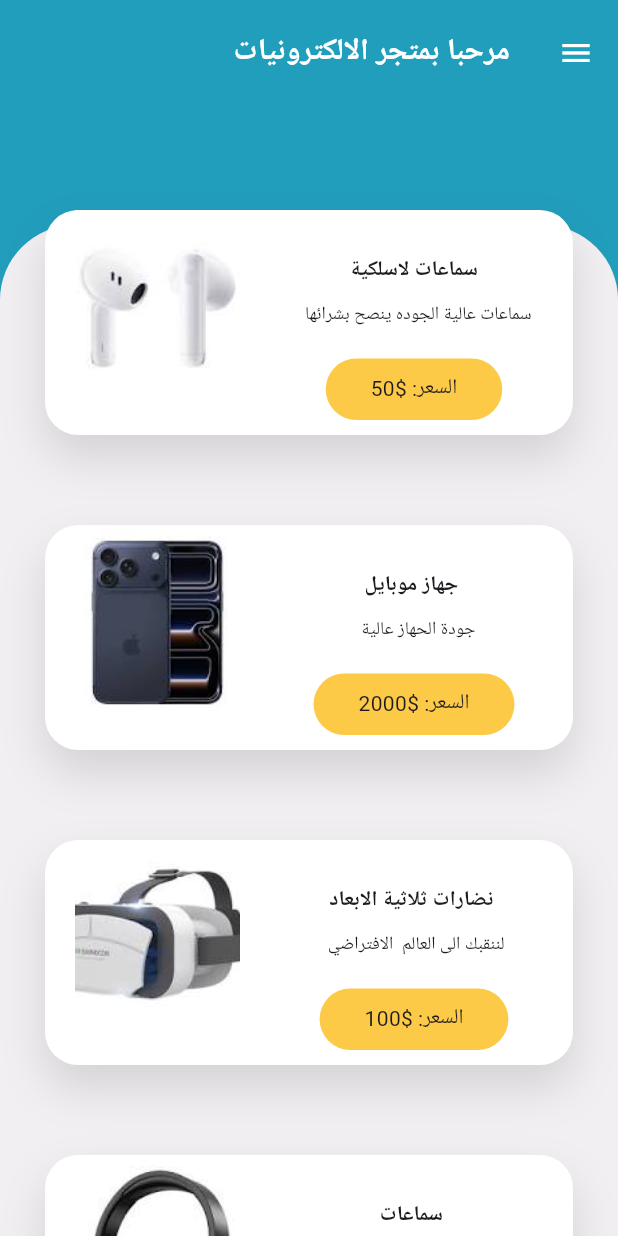
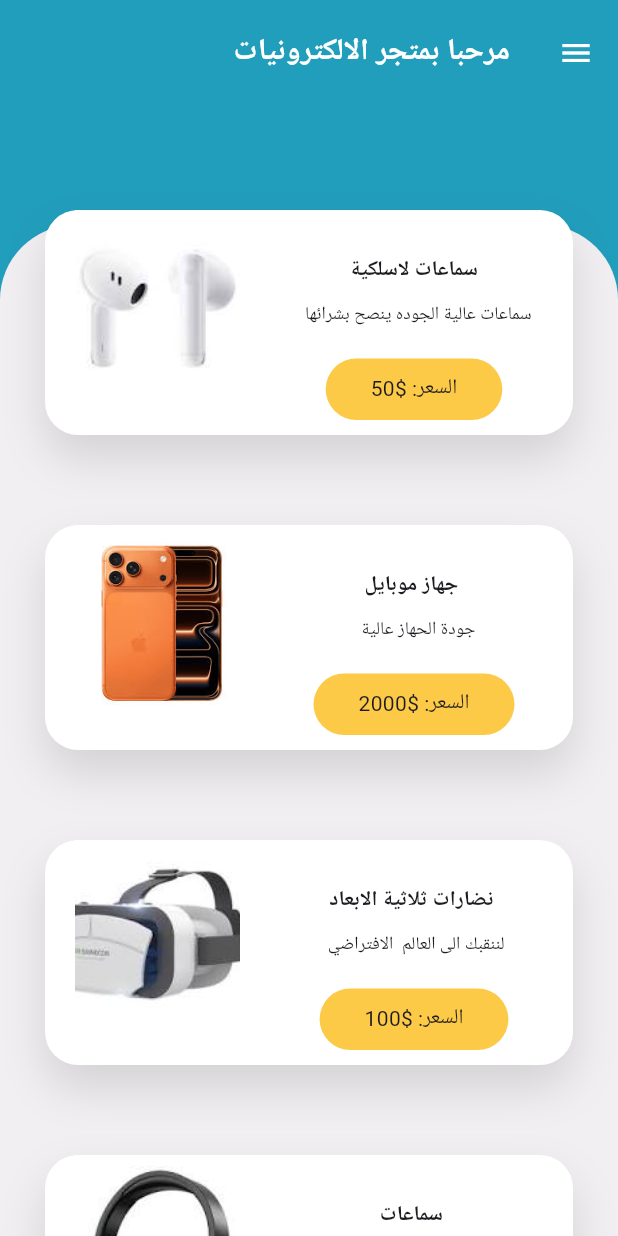
Before and after one commit to aimennajib/Electrical-store-project, a Flutter app: the HomeScreen screen opened directly, on a phone screen of 412 x 824 dp. Run offline on Flutter 3.47's test engine with Material 3 defaults, Android fonts, the phone set to English and light mode, and no system bars; our stand-ins replace google_fonts; Roboto replaces fonts that are missing (Tajawal).

Commit message:
add icon

```diff
--- a/lib/product_list/product.dart
+++ b/lib/product_list/product.dart
@@ -31,7 +31,7 @@ List<Product> product = [
     subTitle: 'جودة الحهاز عالية  ',
     description:
         'عيش تجربة لا مثيل لها مع أحدث إصدار من أجهزة iPhone الذي يجمع بين التصميم الفاخر والأداء القوي والتكنولوجيا المتقدمة. يأتي هذا الهاتف بهيكل أنيق مصنوع من مواد عالية الجودة تمنحه مظهراً فخماً وشعوراً مميزاً عند الاستخدام. تم تصميمه بعناية ليكون نحيفاً، خفيف الوزن، وسهل الحمل في اليد، مع شاشة مذهلة تمتد من الحافة إلى الحافة لتمنحك ألواناً واقعية وتفاصيل غنية تجعل كل تجربة مشاهدة ممتعة سواء كنت تشاهد فيديوهات، تتصفح الإنترنت، أو تلعب الألعاب.',
-    image: 'assets/images/ph.jpg',
+    image: 'assets/images/iPhone.jpg',
   ),
   Product(
     id: 3,
```
Also changed, not shown: assets/images/iPhone.jpg (added), 6 other files.
